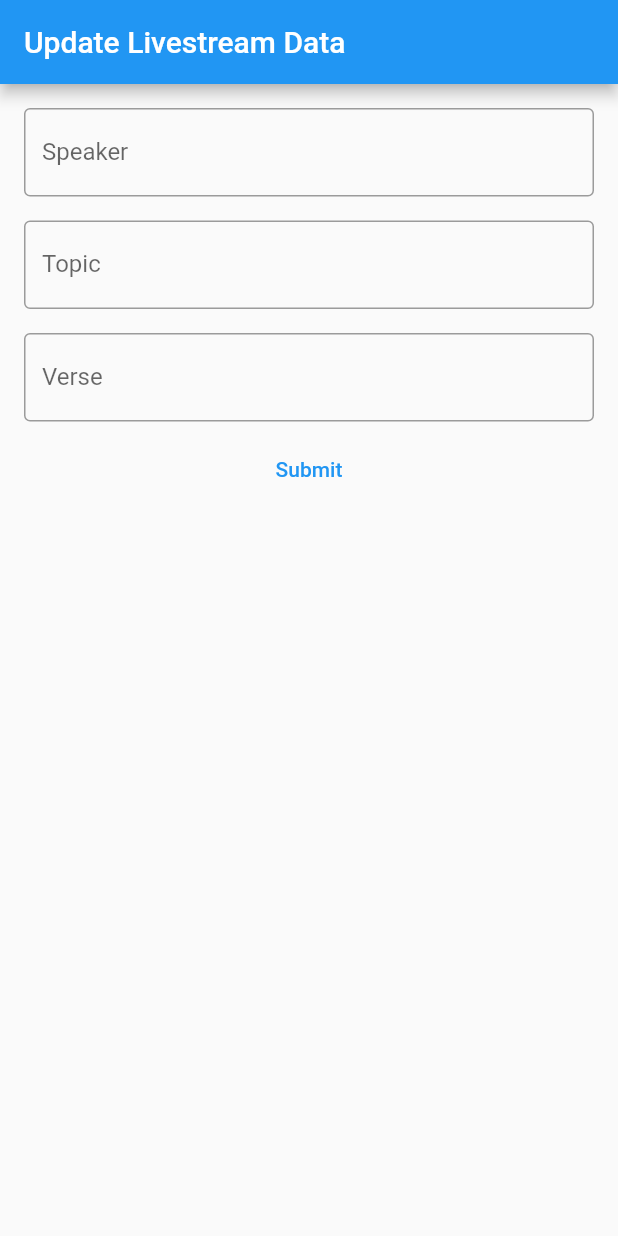
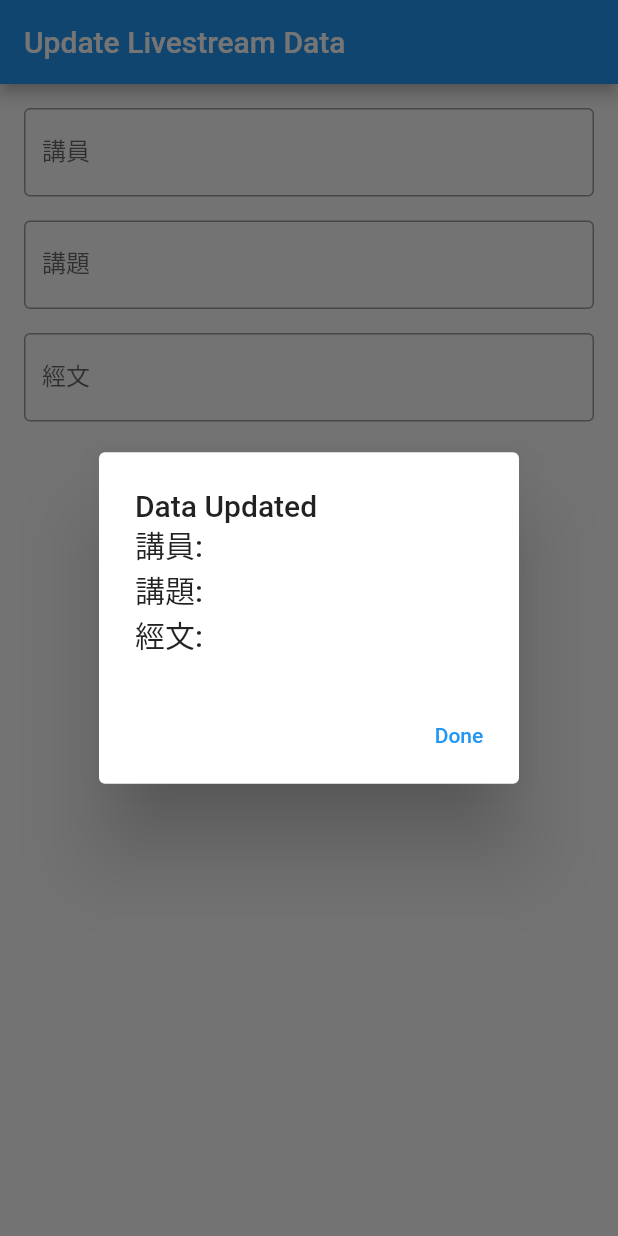
Before and after one commit to EricssonXD/CRCKC-Livestream-Helper, a Flutter app: the screen it shows after launch, after a tap on "Submit", on a phone screen of 412 x 824 dp. Run offline on Flutter 3.47's test engine with Material 2 defaults, Android fonts, the phone set to English and light mode, and no system bars; missing offline and left inert: gsheets; statements that could not run were skipped.

Commit message:
popup tyaay

```diff
--- a/lib/screens/updatestreamdata.dart
+++ b/lib/screens/updatestreamdata.dart
@@ -1,4 +1,6 @@
 // import 'package:crckclivestreamhelper/model/streamdatamodel.dart';
+import 'package:flutter/services.dart';
+
 import '../controller/streamdata.dart';
 import 'package:flutter/material.dart';
 
@@ -15,11 +17,28 @@ class _StreamDataScreenState extends State<StreamDataScreen> {
   TextEditingController verse = TextEditingController();
 
   // final _formKey = GlobalKey<FormState>();
-  void _submitForm() {
-    List<String> row = [speaker.text, topic.text, verse.text];
-    // print(row);
-    CrckcHelperAPI.insert(row);
-  }
+  Future _submitForm() => showDialog(
+      context: context,
+      builder: (context) {
+        submit() async {
+          Navigator.of(context).pop();
+        }
+
+        List<String> row = [speaker.text, topic.text, verse.text];
+        // print(row);
+        CrckcHelperAPI.insert(row);
+        return AlertDialog(
+          title:
+              Text("Data Updated\n講員: ${row[0]}\n講題: ${row[1]}\n經文: ${row[2]}"),
+          actions: [
+            // TextButton(
+            //     onPressed: (() => SystemChannels.platform
+            //         .invokeMethod<void>('SystemNavigator.pop')),
+            //     child: const Text("Exit")),
+            TextButton(onPressed: (() => submit()), child: const Text("Done"))
+          ],
+        );
+      });
 
   @override
   Widget build(BuildContext context) {
@@ -37,7 +56,7 @@ class _StreamDataScreenState extends State<StreamDataScreen> {
                 padding: const EdgeInsets.all(8.0),
                 child: TextFormField(
                   decoration: const InputDecoration(
-                    labelText: "Speaker",
+                    labelText: "講員",
                     border: OutlineInputBorder(),
                   ),
                   controller: speaker,
@@ -47,7 +66,7 @@ class _StreamDataScreenState extends State<StreamDataScreen> {
                 padding: const EdgeInsets.all(8.0),
                 child: TextFormField(
                   decoration: const InputDecoration(
-                    labelText: "Topic",
+                    labelText: "講題",
                     border: OutlineInputBorder(),
                   ),
                   controller: topic,
@@ -57,7 +76,7 @@ class _StreamDataScreenState extends State<StreamDataScreen> {
                 padding: const EdgeInsets.all(8.0),
                 child: TextFormField(
                   decoration: const InputDecoration(
-                    labelText: "Verse",
+                    labelText: "經文",
                     border: OutlineInputBorder(),
                   ),
                   controller: verse,
```
